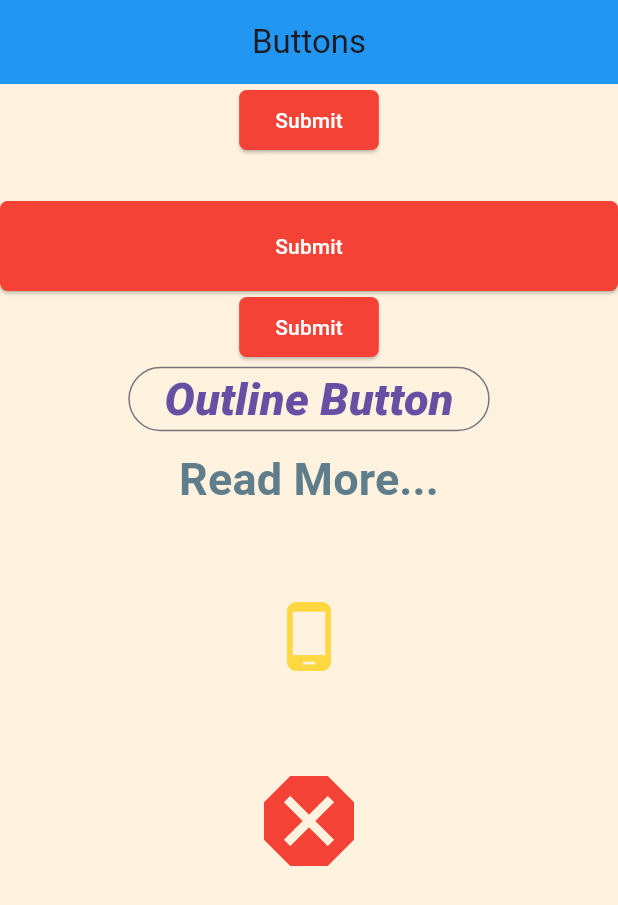
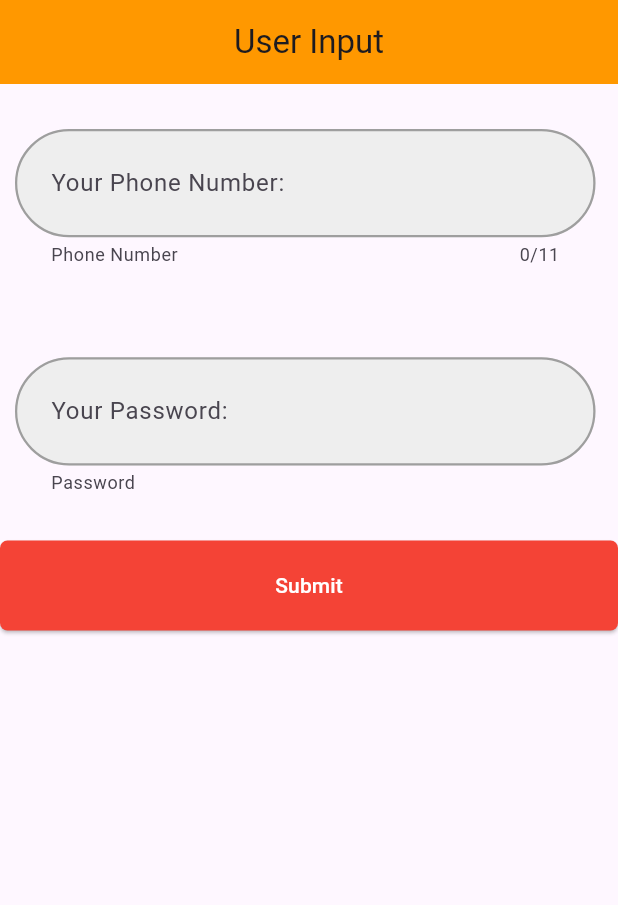
Before and after one commit to heyshahabuddin/school-management-system, a Flutter app: the screen it shows after launch, on a phone screen of 412 x 824 dp. Shown: the top 905 px of the screen. Run offline on Flutter 3.47's test engine with Material 3 defaults, Android fonts, the phone set to English and light mode, and no system bars.

Commit message:
Update 7 Sept 2025

```diff
--- a/lib/app.dart
+++ b/lib/app.dart
@@ -1,6 +1,7 @@
 import 'package:flutter/material.dart';
 import 'package:schoolmanagement/buttongroup.dart';
 import 'package:schoolmanagement/home.dart';
+import 'package:schoolmanagement/user_input.dart';
 
 class MyApp extends StatelessWidget{
   MyApp({super.key});
@@ -11,7 +12,7 @@ class MyApp extends StatelessWidget{
     //throw UnimplementedError();
     return MaterialApp(
       title: 'School Management',
-      home: ButtonGroup(),
+      home: UserInput(),
     );
   }
 }
--- /dev/null
+++ b/lib/user_input.dart
@@ -0,0 +1,125 @@
+import 'package:flutter/material.dart';
+class UserInput extends StatelessWidget {
+  const UserInput({super.key});
+
+  @override
+  Widget build(BuildContext context) {
+    return Scaffold(
+      appBar: AppBar(
+        title: Text('User Input'),
+        backgroundColor: Colors.orange,
+        centerTitle: true,
+      ),
+      body: Column(
+        children: [
+          Padding(
+            //padding: const EdgeInsets.symmetric(horizontal: 10, vertical: 15),
+            //padding: const EdgeInsets.all(30),
+            padding: const EdgeInsets.only(left: 10, right: 15, top: 30, bottom: 30),
+            child: TextField(
+              maxLength: 11,
+              cursorColor: Colors.grey,
+              keyboardType: TextInputType.phone,
+              decoration: InputDecoration(
+                hintText: 'Enter your phone number',
+                hintStyle: TextStyle(
+                  color: Colors.red,
+                  fontSize: 20,
+                  fontStyle: FontStyle.italic,
+                  fontWeight: FontWeight.w700,
+                ),
+                helperText: 'Phone Number',
+                labelText: 'Your Phone Number:',
+                prefix: Icon(Icons.phone),
+                suffix: Icon(Icons.check),
+                border: OutlineInputBorder(
+                  borderRadius: BorderRadius.circular(20),
+                ),
+                enabledBorder: OutlineInputBorder(
+                  borderRadius: BorderRadius.circular(40),
+                  borderSide: BorderSide(
+                    color: Colors.grey,
+                    width: 1.5,
+                  )
+                ),
+                focusedBorder: OutlineInputBorder(
+                    borderRadius: BorderRadius.circular(40),
+                    borderSide: BorderSide(
+                      color: Colors.red,
+                      width: 1.5,
+                    )
+                ),//
+                filled: true,
+                fillColor: Colors.grey.shade200,
+                contentPadding: EdgeInsets.all(20),
+
+              ),
+            ),
+          ),
+          Padding(
+            //padding: const EdgeInsets.symmetric(horizontal: 10, vertical: 15),
+            //padding: const EdgeInsets.all(30),
+            padding: const EdgeInsets.only(left: 10, right: 15, top: 30, bottom: 30),
+            child: TextField(
+              obscureText: true,
+              //maxLength: 11,
+              cursorColor: Colors.grey,
+              //keyboardType: TextInputType.phone,
+              decoration: InputDecoration(
+                hintText: 'Enter your password',
+                hintStyle: TextStyle(
+                  color: Colors.red,
+                  fontSize: 20,
+                  fontStyle: FontStyle.italic,
+                  fontWeight: FontWeight.w700,
+                ),
+                helperText: 'Password',
+                labelText: 'Your Password:',
+                prefix: Icon(Icons.lock),
+                suffix: Icon(Icons.remove_red_eye),
+                border: OutlineInputBorder(
+                  borderRadius: BorderRadius.circular(20),
+                ),
+                enabledBorder: OutlineInputBorder(
+                  borderRadius: BorderRadius.circular(40),
+                  borderSide: BorderSide(
+                    color: Colors.grey,
+                    width: 1.5,
+                  )
+                ),
+                focusedBorder: OutlineInputBorder(
+                    borderRadius: BorderRadius.circular(40),
+                    borderSide: BorderSide(
+                      color: Colors.red,
+                      width: 1.5,
+                    )
+                ),//
+                filled: true,
+                fillColor: Colors.grey.shade200,
+                contentPadding: EdgeInsets.all(20),
+
+              ),
+            ),
+          ),
+          SizedBox(
+            height: 60,
+            //width: 200,
+            width: double.infinity,
+            child: ElevatedButton(
+              onPressed: (){},
+              child: Text('Submit'),
+              style: ElevatedButton.styleFrom(
+                backgroundColor: Colors.red,
+                foregroundColor: Colors.white,
+                shape: RoundedRectangleBorder(
+                    borderRadius: BorderRadius.circular(5)
+                ),
+
+              ),
+            ),
+          ),
+        ],
+      ),
+    );
+  }
+}
```
Also changed, not shown: lib/home2.dart (added, +255 -0 lines), lib/buttongroup.dart (indentation only).
